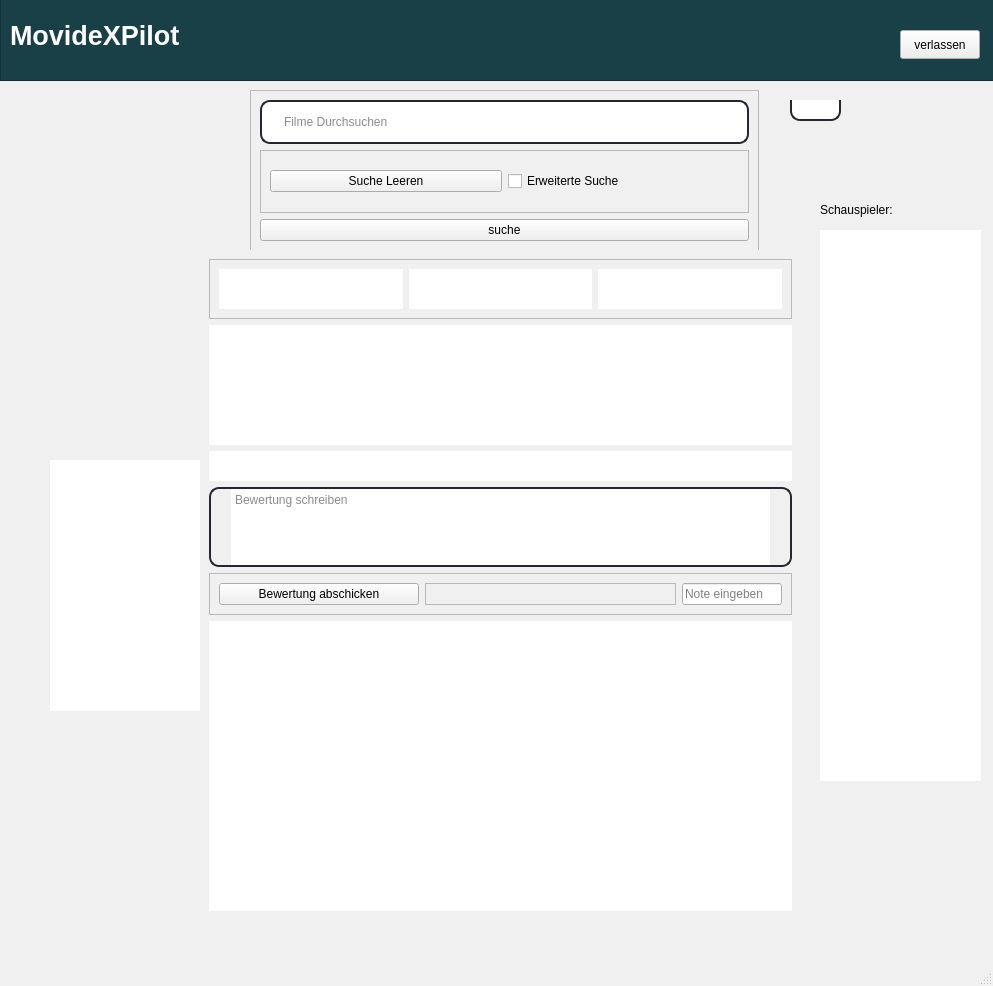
This is filmdatebank3/mainwindow.ui in carlos1234532/Filmdatenbank as Qt 5 draws it before an edit. The edited form follows.
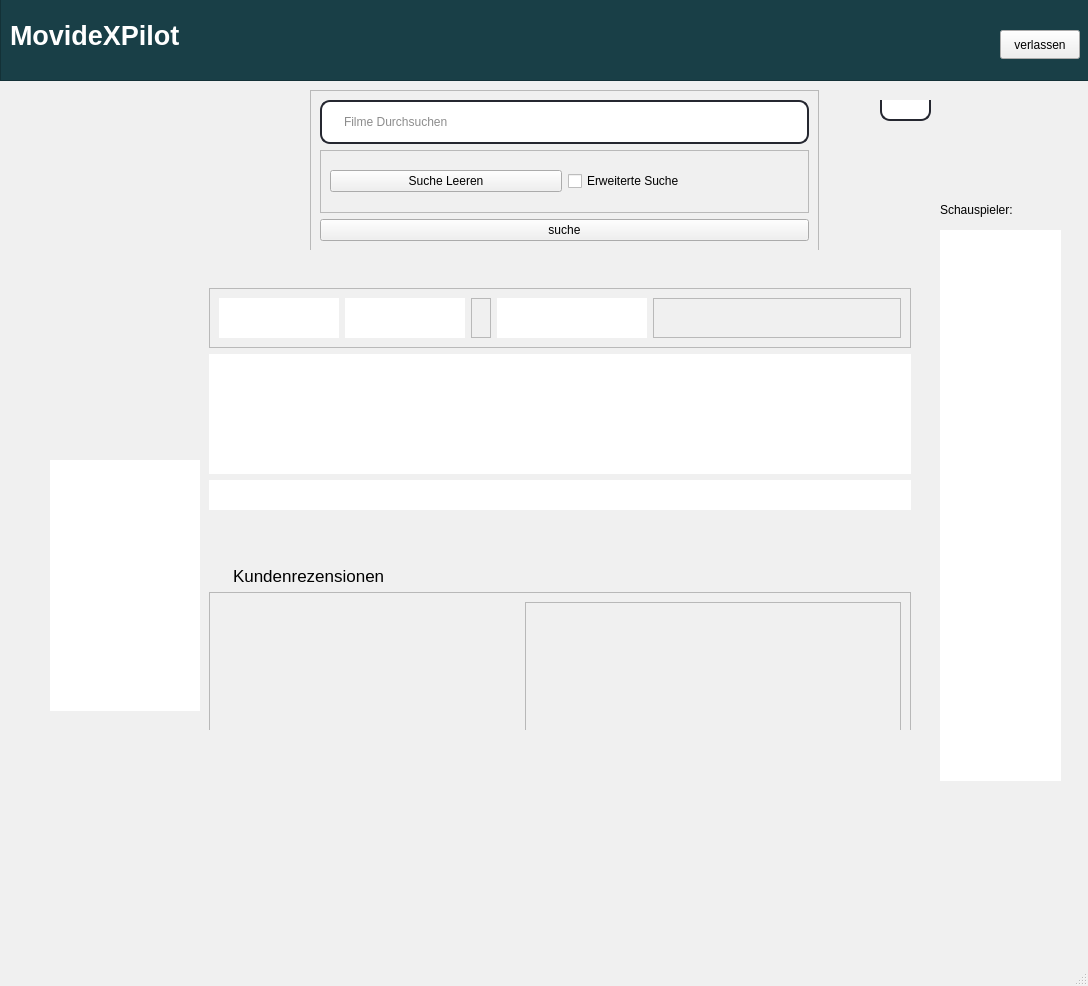
This is the edited form.

Patch:
```diff
--- a/filmdatebank3/mainwindow.ui
+++ b/filmdatebank3/mainwindow.ui
@@ -6,7 +6,7 @@
    <rect>
     <x>0</x>
     <y>0</y>
-    <width>993</width>
+    <width>1088</width>
     <height>986</height>
    </rect>
   </property>
@@ -510,7 +510,7 @@
      <rect>
       <x>0</x>
       <y>-10</y>
-      <width>1031</width>
+      <width>1091</width>
       <height>91</height>
      </rect>
     </property>
@@ -531,7 +531,7 @@
     <widget class="QPushButton" name="verlassenButton">
      <property name="geometry">
       <rect>
-       <x>900</x>
+       <x>1000</x>
        <y>40</y>
        <width>80</width>
        <height>29</height>
@@ -569,7 +569,7 @@
    <widget class="QListWidget" name="listWidget">
     <property name="geometry">
      <rect>
-      <x>790</x>
+      <x>880</x>
       <y>100</y>
       <width>51</width>
       <height>21</height>
@@ -804,9 +804,9 @@
    <widget class="QTextEdit" name="OutputSchauspieler">
     <property name="geometry">
      <rect>
-      <x>820</x>
+      <x>940</x>
       <y>230</y>
-      <width>161</width>
+      <width>121</width>
       <height>551</height>
      </rect>
     </property>
@@ -846,7 +846,7 @@
     </property>
     <property name="geometry">
      <rect>
-      <x>820</x>
+      <x>940</x>
       <y>200</y>
       <width>91</width>
       <height>20</height>
@@ -859,41 +859,6 @@
      <string>Schauspieler:</string>
     </property>
    </widget>
-   <widget class="QLabel" name="OutputName">
-    <property name="geometry">
-     <rect>
-      <x>240</x>
-      <y>260</y>
-      <width>501</width>
-      <height>51</height>
-     </rect>
-    </property>
-    <property name="maximumSize">
-     <size>
-      <width>16777215</width>
-      <height>16777215</height>
-     </size>
-    </property>
-    <property name="font">
-     <font>
-      <pointsize>15</pointsize>
-     </font>
-    </property>
-    <property name="autoFillBackground">
-     <bool>false</bool>
-    </property>
-    <property name="styleSheet">
-     <string notr="true">QLabel{
-padding-left: 20px;
-padding-right:20px;
-height: 40px;
-width: 40px;s
-}</string>
-    </property>
-    <property name="text">
-     <string/>
-    </property>
-   </widget>
    <widget class="QLabel" name="filmcover">
     <property name="geometry">
      <rect>
@@ -953,7 +918,7 @@
    <widget class="QFrame" name="frame_8">
     <property name="geometry">
      <rect>
-      <x>250</x>
+      <x>310</x>
       <y>90</y>
       <width>509</width>
       <height>161</height>
@@ -1036,8 +1001,8 @@
      <rect>
       <x>200</x>
       <y>250</y>
-      <width>601</width>
-      <height>661</height>
+      <width>720</width>
+      <height>480</height>
      </rect>
     </property>
     <property name="frameShape">
@@ -1057,11 +1022,40 @@
       <rect>
        <x>0</x>
        <y>0</y>
-       <width>601</width>
-       <height>10407</height>
+       <width>720</width>
+       <height>10791</height>
       </rect>
      </property>
      <layout class="QVBoxLayout" name="verticalLayout">
+      <item>
+       <widget class="QLabel" name="OutputName">
+        <property name="maximumSize">
+         <size>
+          <width>16777215</width>
+          <height>16777215</height>
+         </size>
+        </property>
+        <property name="font">
+         <font>
+          <pointsize>15</pointsize>
+         </font>
+        </property>
+        <property name="autoFillBackground">
+         <bool>false</bool>
+        </property>
+        <property name="styleSheet">
+         <string notr="true">QLabel{
+padding-left: 20px;
+padding-right:20px;
+height: 40px;
+width: 40px;s
+}</string>
+        </property>
+        <property name="text">
+         <string/>
+        </property>
+       </widget>
+      </item>
       <item>
        <widget class="QFrame" name="frame">
         <property name="maximumSize">
@@ -1079,6 +1073,12 @@
         <layout class="QHBoxLayout" name="horizontalLayout">
          <item>
           <widget class="QTextEdit" name="OutputProduzent">
+           <property name="maximumSize">
+            <size>
+             <width>120</width>
+             <height>16777215</height>
+            </size>
+           </property>
            <property name="autoFillBackground">
             <bool>false</bool>
            </property>
@@ -1111,6 +1111,12 @@
          </item>
          <item>
           <widget class="QTextEdit" name="OutputErscheinungsjahr">
+           <property name="maximumSize">
+            <size>
+             <width>120</width>
+             <height>16777215</height>
+            </size>
+           </property>
            <property name="autoFillBackground">
             <bool>false</bool>
            </property>
@@ -1125,8 +1131,30 @@
            </property>
           </widget>
          </item>
+         <item>
+          <widget class="QFrame" name="frame_9">
+           <property name="maximumSize">
+            <size>
+             <width>20</width>
+             <height>16777215</height>
+            </size>
+           </property>
+           <property name="frameShape">
+            <enum>QFrame::StyledPanel</enum>
+           </property>
+           <property name="frameShadow">
+            <enum>QFrame::Raised</enum>
+           </property>
+          </widget>
+         </item>
          <item>
           <widget class="QTextEdit" name="OutputDauer">
+           <property name="maximumSize">
+            <size>
+             <width>150</width>
+             <height>16777215</height>
+            </size>
+           </property>
            <property name="autoFillBackground">
             <bool>false</bool>
            </property>
@@ -1141,6 +1169,22 @@
            </property>
           </widget>
          </item>
+         <item>
+          <widget class="QFrame" name="frame_7">
+           <property name="minimumSize">
+            <size>
+             <width>200</width>
+             <height>0</height>
+            </size>
+           </property>
+           <property name="frameShape">
+            <enum>QFrame::StyledPanel</enum>
+           </property>
+           <property name="frameShadow">
+            <enum>QFrame::Raised</enum>
+           </property>
+          </widget>
+         </item>
         </layout>
        </widget>
       </item>
@@ -1152,6 +1196,17 @@
           <height>120</height>
          </size>
         </property>
+        <property name="maximumSize">
+         <size>
+          <width>800</width>
+          <height>16777215</height>
+         </size>
+        </property>
+        <property name="font">
+         <font>
+          <pointsize>10</pointsize>
+         </font>
+        </property>
         <property name="cursor" stdset="0">
          <cursorShape>ArrowCursor</cursorShape>
         </property>
@@ -1217,14 +1272,89 @@
         <property name="orientation">
          <enum>Qt::Vertical</enum>
         </property>
+        <property name="sizeType">
+         <enum>QSizePolicy::MinimumExpanding</enum>
+        </property>
         <property name="sizeHint" stdset="0">
          <size>
           <width>20</width>
-          <height>40</height>
+          <height>50</height>
          </size>
         </property>
        </spacer>
       </item>
+      <item>
+       <widget class="QLabel" name="Kundenrezensionen">
+        <property name="maximumSize">
+         <size>
+          <width>16777215</width>
+          <height>16777215</height>
+         </size>
+        </property>
+        <property name="font">
+         <font>
+          <pointsize>13</pointsize>
+         </font>
+        </property>
+        <property name="autoFillBackground">
+         <bool>false</bool>
+        </property>
+        <property name="styleSheet">
+         <string notr="true">QLabel{
+padding-left: 20px;
+padding-right:20px;
+height: 40px;
+width: 40px;s
+}</string>
+        </property>
+        <property name="text">
+         <string>Kundenrezensionen</string>
+        </property>
+       </widget>
+      </item>
+      <item>
+       <widget class="QFrame" name="frame_3">
+        <property name="minimumSize">
+         <size>
+          <width>200</width>
+          <height>250</height>
+         </size>
+        </property>
+        <property name="styleSheet">
+         <string notr="true">QFrame {
+    margin-top: -20px; 
+}</string>
+        </property>
+        <property name="frameShape">
+         <enum>QFrame::StyledPanel</enum>
+        </property>
+        <property name="frameShadow">
+         <enum>QFrame::Raised</enum>
+        </property>
+        <layout class="QHBoxLayout" name="horizontalLayout_4">
+         <item>
+          <widget class="QWidget" name="chartcontainer" native="true">
+           <property name="maximumSize">
+            <size>
+             <width>300</width>
+             <height>16777215</height>
+            </size>
+           </property>
+          </widget>
+         </item>
+         <item>
+          <widget class="QFrame" name="frame_6">
+           <property name="frameShape">
+            <enum>QFrame::StyledPanel</enum>
+           </property>
+           <property name="frameShadow">
+            <enum>QFrame::Raised</enum>
+           </property>
+          </widget>
+         </item>
+        </layout>
+       </widget>
+      </item>
       <item>
        <widget class="QPlainTextEdit" name="BewertungInput">
         <property name="maximumSize">
```
Left out of the diff: 4 changed lines with no effect on the pictures.
